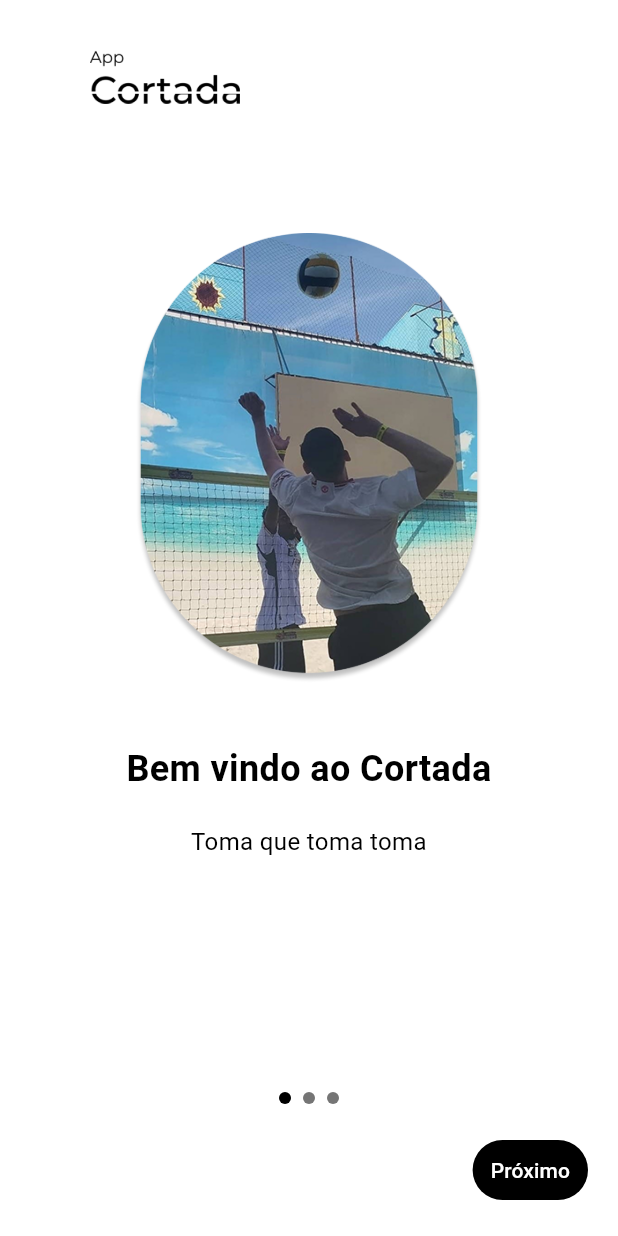
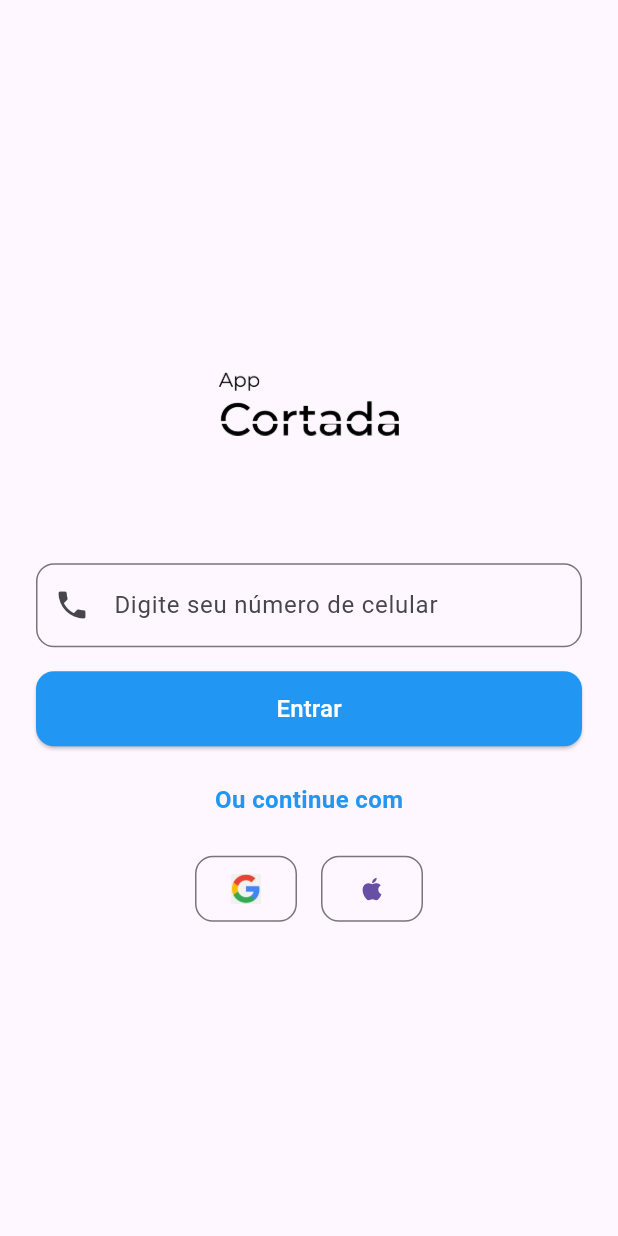
Before and after one commit to RenanOrtega/cortada-app, a Flutter app: the screen it shows after launch, on a phone screen of 412 x 824 dp. Run offline on Flutter 3.47's test engine with Material 3 defaults, Android fonts, the light colour scheme and no system bars; our stand-ins replace firebase_auth, firebase_core, google_sign_in; accounts and stored records are empty.

Commit message:
feat: add login page and auth service.

```diff
--- a/lib/main.dart
+++ b/lib/main.dart
@@ -1,7 +1,11 @@
+import 'package:cortada_app/firebase_options.dart';
 import 'package:cortada_app/presentation/pages/splash/splash_page.dart';
 import 'package:flutter/material.dart';
+import 'package:firebase_core/firebase_core.dart';
 
-void main() {
+Future<void> main() async {
+  WidgetsFlutterBinding.ensureInitialized();
+  await Firebase.initializeApp(options: DefaultFirebaseOptions.currentPlatform);
   runApp(const MainApp());
 }
 
@@ -12,6 +16,7 @@
   Widget build(BuildContext context) {
     return const MaterialApp(
       home: SplashPage(),
+      debugShowCheckedModeBanner: false,
     );
   }
 }
--- /dev/null
+++ b/lib/presentation/pages/auth/login_page.dart
@@ -0,0 +1,108 @@
+import 'package:cortada_app/services/auth/auth_service.dart';
+import 'package:flutter/material.dart';
+
+class LoginPage extends StatelessWidget {
+  final TextEditingController phoneController = TextEditingController();
+
+  LoginPage({super.key});
+
+  @override
+  Widget build(BuildContext context) {
+    return Scaffold(
+      body: SafeArea(
+        child: Padding(
+          padding: const EdgeInsets.symmetric(horizontal: 24.0),
+          child: Column(
+            mainAxisAlignment: MainAxisAlignment.center,
+            children: [
+              Padding(
+                padding: const EdgeInsets.only(bottom: 48.0),
+                child: Image.asset(
+                  'assets/images/logo.png',
+                  height: 120,
+                  width: 120,
+                ),
+              ),
+              TextFormField(
+                controller: phoneController,
+                keyboardType: TextInputType.phone,
+                decoration: InputDecoration(
+                  hintText: 'Digite seu número de celular',
+                  prefixIcon: const Icon(Icons.phone),
+                  border: OutlineInputBorder(
+                    borderRadius: BorderRadius.circular(12),
+                  ),
+                ),
+              ),
+              Padding(
+                padding: const EdgeInsets.only(top: 16.0),
+                child: SizedBox(
+                  width: double.infinity,
+                  height: 50,
+                  child: ElevatedButton(
+                    onPressed: () {},
+                    style: ElevatedButton.styleFrom(
+                        shape: RoundedRectangleBorder(
+                          borderRadius: BorderRadius.circular(12),
+                        ),
+                        backgroundColor: Colors.blue),
+                    child: const Text(
+                      'Entrar',
+                      style: TextStyle(fontSize: 16, color: Colors.white),
+                    ),
+                  ),
+                ),
+              ),
+              Padding(
+                padding: const EdgeInsets.symmetric(vertical: 24.0),
+                child: Text(
+                  'Ou continue com',
+                  style: TextStyle(
+                      color: Colors.blue,
+                      fontSize: 16,
+                      fontWeight: FontWeight.bold),
+                ),
+              ),
+              Row(
+                mainAxisAlignment: MainAxisAlignment.center,
+                children: [
+                  OutlinedButton(
+                    onPressed: () => AuthService().signInWithGoogle(),
+                    style: OutlinedButton.styleFrom(
+                        padding: const EdgeInsets.symmetric(
+                          horizontal: 24,
+                          vertical: 12,
+                        ),
+                        shape: RoundedRectangleBorder(
+                          borderRadius: BorderRadius.circular(12),
+                        )),
+                    child: Image.asset(
+                      'assets/images/google_icon.png',
+                      height: 20,
+                    ),
+                  ),
+                  const SizedBox(width: 16),
+                  OutlinedButton(
+                    onPressed: () {},
+                    style: OutlinedButton.styleFrom(
+                        padding: const EdgeInsets.symmetric(
+                          horizontal: 24,
+                          vertical: 12,
+                        ),
+                        shape: RoundedRectangleBorder(
+                          borderRadius: BorderRadius.circular(12),
+                        )),
+                    child: const Icon(
+                      Icons.apple,
+                      size: 20,
+                    ),
+                  ),
+                ],
+              )
+            ],
+          ),
+        ),
+      ),
+    );
+  }
+}
--- a/lib/presentation/pages/splash/splash_page.dart
+++ b/lib/presentation/pages/splash/splash_page.dart
@@ -1,4 +1,5 @@
-import 'package:cortada_app/presentation/pages/onboarding/onboarding_page.dart';
+import 'package:cortada_app/presentation/pages/auth/login_page.dart';
+// import 'package:cortada_app/presentation/pages/onboarding/onboarding_page.dart';
 import 'package:flutter/material.dart';
 
 class SplashPage extends StatefulWidget {
@@ -22,7 +23,7 @@
     Navigator.pushReplacement(
       context,
       MaterialPageRoute<void>(
-        builder: (BuildContext context) => const OnboardingPage(),
+        builder: (BuildContext context) => LoginPage(),
       ),
     );
   }
--- /dev/null
+++ b/lib/services/auth/auth_service.dart
@@ -0,0 +1,32 @@
+import 'package:google_sign_in/google_sign_in.dart';
+import 'package:firebase_auth/firebase_auth.dart';
+
+class AuthService {
+  final FirebaseAuth _firebaseAuth = FirebaseAuth.instance;
+
+  User? getCurrentUser() {
+    return _firebaseAuth.currentUser;
+  }
+
+  Future<void> signOut() async {
+    return await _firebaseAuth.signOut();
+  }
+
+  // google sign in
+  signInWithGoogle() async {
+    final GoogleSignInAccount? googleSignInAccount =
+        await GoogleSignIn().signIn();
+
+    if (googleSignInAccount == null) return;
+
+    final GoogleSignInAuthentication googleSignInAuthentication =
+        await googleSignInAccount.authentication;
+
+    final credential = GoogleAuthProvider.credential(
+      accessToken: googleSignInAuthentication.accessToken,
+      idToken: googleSignInAuthentication.idToken,
+    );
+
+    return await _firebaseAuth.signInWithCredential(credential);
+  }
+}
```
Also changed, not shown: lib/presentation/pages/onboarding/onboarding_page.dart (+2 -2 lines), assets/images/google_icon.png (added).
